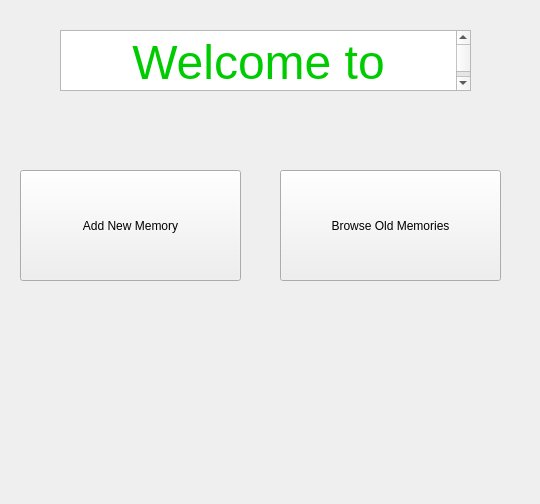
This is mainwindow.ui in alexmme/photo_journal_final_project as Qt 5 draws it before an edit. The edited form follows.
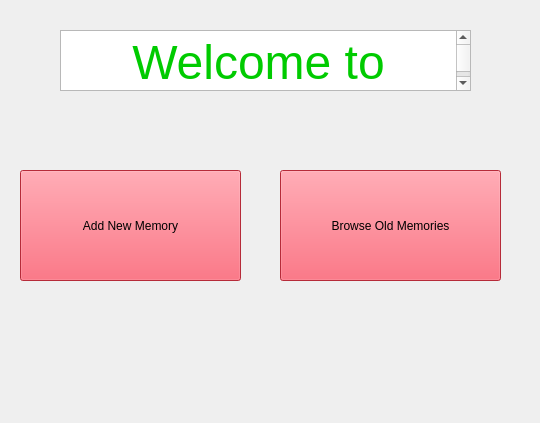
This is the edited form.

Commit message: changed welcome buttons color

```diff
--- a/mainwindow.ui
+++ b/mainwindow.ui
@@ -7,7 +7,7 @@
     <x>0</x>
     <y>0</y>
     <width>540</width>
-    <height>504</height>
+    <height>423</height>
    </rect>
   </property>
   <property name="windowTitle">
@@ -40,6 +40,12 @@
       <height>111</height>
      </rect>
     </property>
+    <property name="autoFillBackground">
+     <bool>false</bool>
+    </property>
+    <property name="styleSheet">
+     <string notr="true">background-color: rgb(255, 60, 80)</string>
+    </property>
     <property name="text">
      <string>Add New Memory</string>
     </property>
@@ -53,6 +59,9 @@
       <height>111</height>
      </rect>
     </property>
+    <property name="styleSheet">
+     <string notr="true">background-color: rgb(255, 60, 80)</string>
+    </property>
     <property name="text">
      <string>Browse Old Memories</string>
     </property>
```
Left out of the diff: 8 changed lines with no effect on the pictures. The commit also changes 1 other file.
